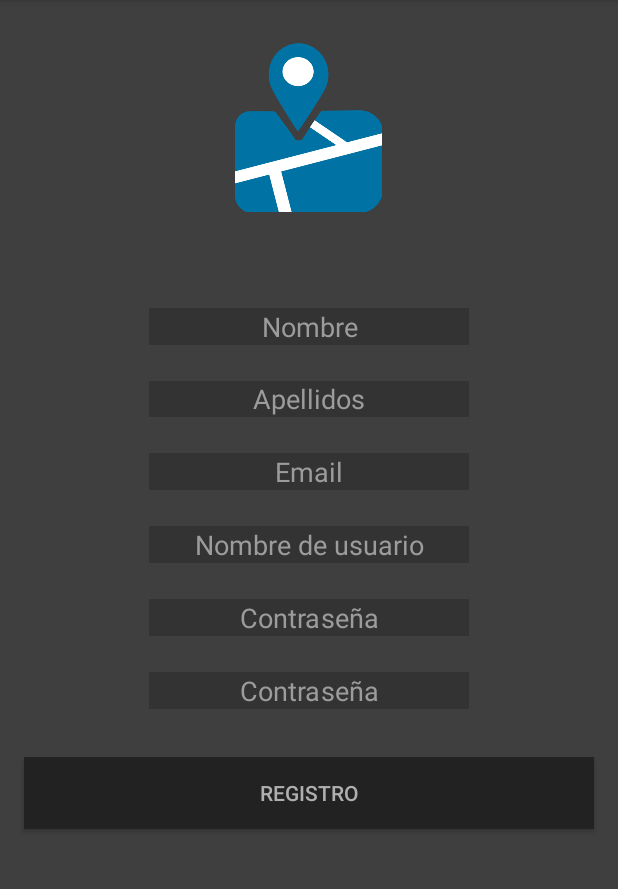
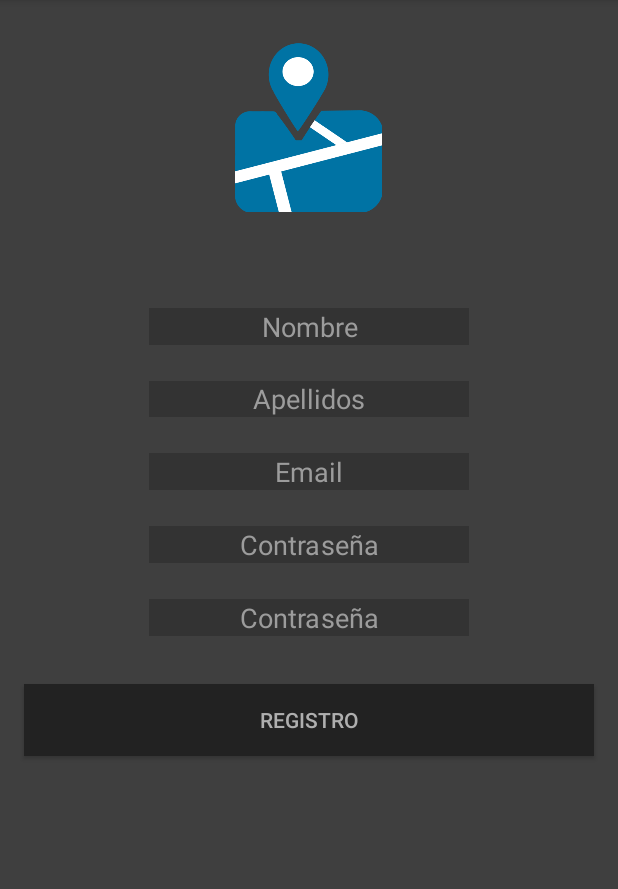
Before and after one commit to andresfernandeznad/TourismCitiesAndroid, an Android app: the RegisterActivity screen opened directly, with no data from a screen before it, after a tap on "REGISTRO", on a phone screen of 412 x 824 dp, the part 84-973 px from its top. Run offline under Robolectric (Android 15) with nearby library versions, the phone set to English and light mode, and no system bars; our stand-ins replace Firebase (no records; nobody signed in at launch, a user with empty details on screens opened directly); 1 statement that could not run was skipped.

Commit message:
Cambio menor a interfaz del registro

```diff
--- a/app/src/main/java/com/example/andres/tourismcities/RegisterActivity.java
+++ b/app/src/main/java/com/example/andres/tourismcities/RegisterActivity.java
@@ -23,7 +23,7 @@ import com.google.firebase.database.FirebaseDatabase;
 
 public class RegisterActivity extends AppCompatActivity {
 
-    private EditText nombre, apellidos, usuario, email, pass, passConf;
+    private EditText nombre, apellidos, email, pass, passConf;
 
     private Button registerBtn;
     private ProgressBar progressBar;
@@ -39,7 +39,6 @@ public class RegisterActivity extends AppCompatActivity {
 
         nombre = findViewById(R.id.nombreRegistro);
         apellidos = findViewById(R.id.apellidosRegistro);
-        usuario = findViewById(R.id.usuarioRegistro);
         email = findViewById(R.id.correoRegistro);
         pass = findViewById(R.id.passwordRegistro);
         passConf = findViewById(R.id.passwordRegistroConf);
@@ -56,7 +55,7 @@ public class RegisterActivity extends AppCompatActivity {
             public CharSequence filter(CharSequence source, int start, int end, Spanned dest, int dstart, int dend) {
 
                 for (int i = start; i < end; i++) {
-                    if (!Character.isLetter(source.charAt(i))) {
+                    if (!Character.isLetter(source.charAt(i)) && source.charAt(i) != ' ') {
                         Toast.makeText(RegisterActivity.this, "Error alfabético", Toast.LENGTH_SHORT).show();
                         //Cuando encuentra un caracter que no sea una letra
                         return "";
@@ -84,7 +83,6 @@ public class RegisterActivity extends AppCompatActivity {
         };
 
         nombre.setFilters(new InputFilter[] {alfabeticos});
-        usuario.setFilters(new InputFilter[] {alfanumericos, new InputFilter.LengthFilter(16)});
         apellidos.setFilters(new InputFilter[] {alfabeticos});
         pass.setFilters(new InputFilter[] {new InputFilter.LengthFilter(15)});
         passConf.setFilters(new InputFilter[] {new InputFilter.LengthFilter(15)});
@@ -93,10 +91,6 @@ public class RegisterActivity extends AppCompatActivity {
             @Override
             public void onClick(View view) {
                 Boolean enviar = true;
-                if (usuario.getText().toString().length() < 5) {
-                    Toast.makeText(getApplicationContext(), "La longitud mínima de usuario es 5", Toast.LENGTH_SHORT).show();
-                    enviar = false;
-                }
 
                 if (pass.getText().toString().length() < 6 || passConf.getText().toString().length() < 6) {
                     Toast.makeText(getApplicationContext(), "La longitud mínima de contraseña es 6", Toast.LENGTH_SHORT).show();
--- a/app/src/main/res/layout/activity_register.xml
+++ b/app/src/main/res/layout/activity_register.xml
@@ -88,26 +88,6 @@
         app:layout_constraintTop_toBottomOf="@+id/apellidosRegistro" />
 
     <EditText
-        android:id="@+id/usuarioRegistro"
-        android:layout_width="wrap_content"
-        android:layout_height="wrap_content"
-        android:layout_marginEnd="8dp"
-        android:layout_marginLeft="8dp"
-        android:layout_marginRight="8dp"
-        android:layout_marginStart="8dp"
-        android:layout_marginTop="24dp"
-        android:background="#333333"
-        android:ems="10"
-        android:gravity="center"
-        android:hint="Nombre de usuario"
-        android:inputType="text"
-        android:textColor="@android:color/white"
-        android:textColorHint="#9C9C9C"
-        app:layout_constraintEnd_toEndOf="parent"
-        app:layout_constraintStart_toStartOf="parent"
-        app:layout_constraintTop_toBottomOf="@+id/correoRegistro" />
-
-    <EditText
         android:id="@+id/passwordRegistro"
         android:layout_width="wrap_content"
         android:layout_height="wrap_content"
@@ -125,7 +105,7 @@
         android:textColorHint="#9C9C9C"
         app:layout_constraintEnd_toEndOf="parent"
         app:layout_constraintStart_toStartOf="parent"
-        app:layout_constraintTop_toBottomOf="@+id/usuarioRegistro" />
+        app:layout_constraintTop_toBottomOf="@+id/correoRegistro" />
 
     <EditText
         android:id="@+id/passwordRegistroConf"
```
